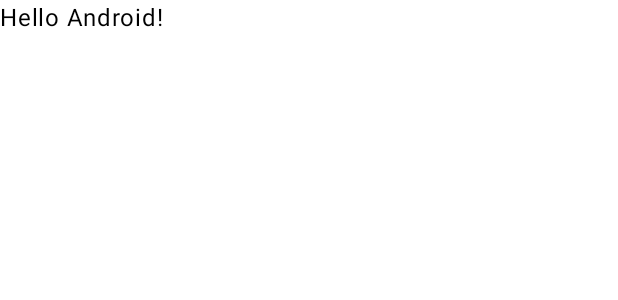
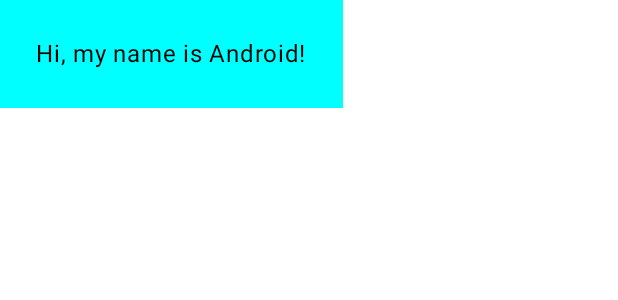
Before and after one commit to Mshnik/RacingRegistersCompanion, an Android app built with Jetpack Compose: the @Preview function GreetingPreview, on a phone screen of 412 x 824 dp. Shown: the top 300 px of the screen. Run offline under Robolectric (Android 15) with nearby library versions, the phone set to English and light mode, and no system bars.

Commit message:
Fix gitignore, update MainActivity per https://developer.android.com/codelabs/basic-android-kotlin-compose-first-app#7

```diff
--- a/app/src/main/java/com/redpup/racingregisters/companion/MainActivity.kt
+++ b/app/src/main/java/com/redpup/racingregisters/companion/MainActivity.kt
@@ -7,10 +7,13 @@ import androidx.activity.enableEdgeToEdge
 import androidx.compose.foundation.layout.fillMaxSize
 import androidx.compose.foundation.layout.padding
 import androidx.compose.material3.Scaffold
+import androidx.compose.material3.Surface
 import androidx.compose.material3.Text
 import androidx.compose.runtime.Composable
 import androidx.compose.ui.Modifier
+import androidx.compose.ui.graphics.Color
 import androidx.compose.ui.tooling.preview.Preview
+import androidx.compose.ui.unit.dp
 import com.redpup.racingregisters.companion.ui.theme.RacingRegistersCompanionTheme
 
 class MainActivity : ComponentActivity() {
@@ -32,10 +35,12 @@ class MainActivity : ComponentActivity() {
 
 @Composable
 fun Greeting(name: String, modifier: Modifier = Modifier) {
-  Text(
-    text = "Hello $name!",
-    modifier = modifier
-  )
+  Surface(color = Color.Cyan) {
+    Text(
+      text = "Hi, my name is $name!",
+      modifier = modifier.padding(24.dp)
+    )
+  }
 }
 
 @Preview(showBackground = true)
```
Also changed, not shown: 1 other file.
